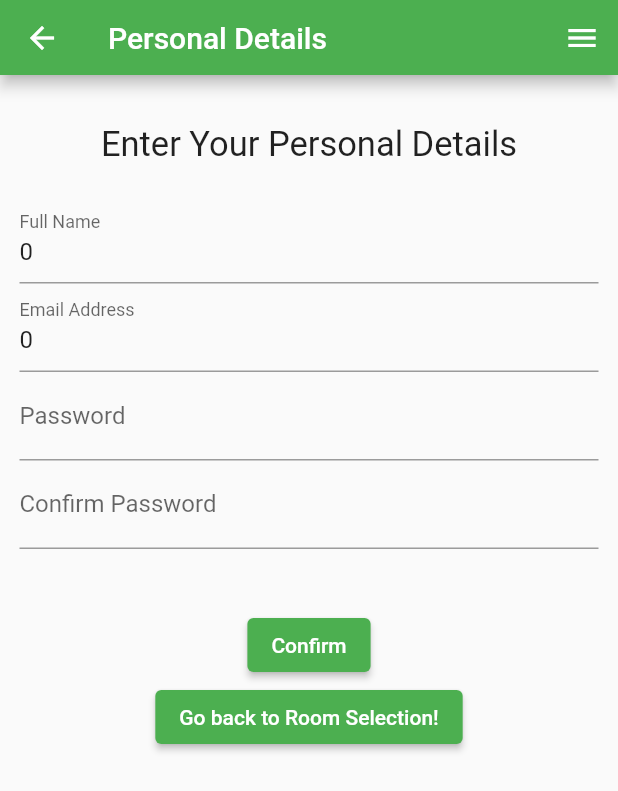
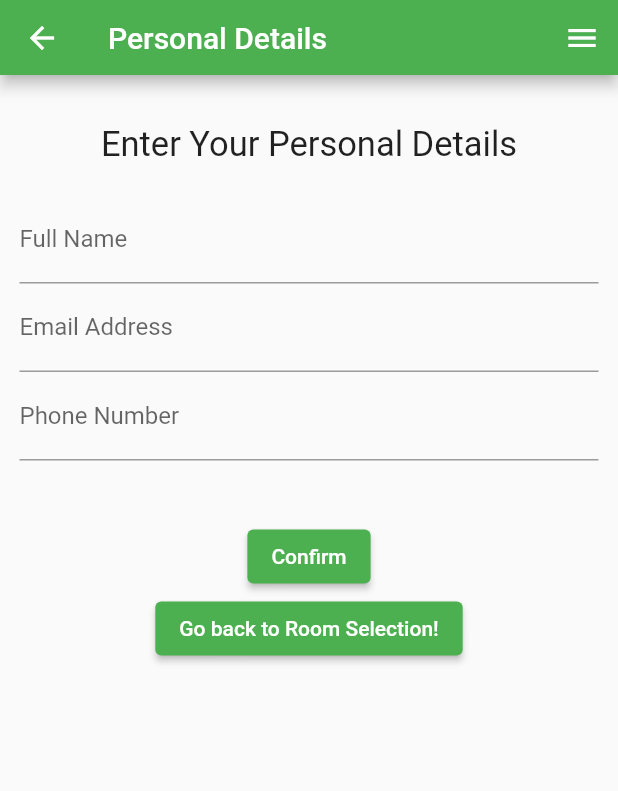
Before and after one commit to jwelbeck52/RestWell-Hotel, a Flutter app: the PersonalDetailsScreen screen opened directly with empty values, on a phone screen of 412 x 824 dp. Shown: the top 791 px of the screen. Run offline on Flutter 3.47's test engine with Material 2 defaults, Android fonts, the phone set to English and light mode, and no system bars; drawn by our look-alikes of flutter_form_builder; our stand-ins replace shared_preferences; missing offline and left inert: shared_preferences_web; accounts and stored records are empty.

Commit message:
feat: add local storage for phone and email

```diff
--- a/lib/screens/confirm_details.dart
+++ b/lib/screens/confirm_details.dart
@@ -12,6 +12,7 @@ class DetailsConfirmationScreen extends StatefulWidget {
 class _DetailsConfirmationScreenState extends State<DetailsConfirmationScreen> {
   String fullName = '',
       email = '',
+      phone = '',
       noOfSingle = '',
       noOfDouble = '',
       noOfExecutive = '',
@@ -30,6 +31,7 @@ class _DetailsConfirmationScreenState extends State<DetailsConfirmationScreen> {
   getData() async {
     fullName = data['fullName'] ?? "empty";
     email = data['email'] ?? "empty";
+    phone = data['phone'] ?? "empty";
     noOfSingle = data['single'] ?? "0";
     noOfDouble = data['double'] ?? "0";
     noOfExecutive = data['executive'] ?? "0";
@@ -122,7 +124,7 @@ class _DetailsConfirmationScreenState extends State<DetailsConfirmationScreen> {
                       SizedBox(
                         width: 25,
                       ),
-                      Text('+44 1231578541',
+                      Text(phone,
                           style: TextStyle(fontWeight: FontWeight.bold)),
                     ],
                   ),
--- a/lib/screens/home.dart
+++ b/lib/screens/home.dart
@@ -14,9 +14,9 @@ class _HomeScreenState extends State<HomeScreen> {
   DateTime selectedStartDate = DateTime.now();
   DateTime selectedendDate = DateTime.now().add(const Duration(days: 2));
   final _formKey = GlobalKey<FormBuilderState>();
-  final childerncontrollter = TextEditingController();
+  final childerncontrollter = TextEditingController()..text = '0';
   final adultcontroller = TextEditingController()..text = '0';
-  final datecontroller = TextEditingController()..text = '0';
+  final datecontroller = TextEditingController();
 
   @override
   void initState() {
--- a/lib/screens/personal_details.dart
+++ b/lib/screens/personal_details.dart
@@ -10,21 +10,42 @@ class PersonalDetailsScreen extends StatefulWidget {
 }
 
 class _PersonalDetailsScreenState extends State<PersonalDetailsScreen> {
-  final fullNameController = TextEditingController()..text = '0';
-  final emailController = TextEditingController()..text = '0';
   String single = '',
       double = '',
       executive = '',
       dateRange = '',
       adults = '',
-      children = '';
+      children = '',
+      storedName = '',
+      storedEmail = '',
+      storedPhone = '';
+
+  var fullNameController, emailController, phoneController;
 
   Map data = {};
+
+  @override
+  initState() {
+    getStoredData();
+  }
+
+  getStoredData() async {
+    SharedPreferences storedData = await SharedPreferences.getInstance();
+    setState(() {
+      storedName = storedData.getString('fullName') ?? '';
+      storedEmail = storedData.getString('email') ?? '';
+      storedPhone = storedData.getString('phone') ?? '';
+      fullNameController = TextEditingController()..text = storedName;
+      emailController = TextEditingController()..text = storedEmail;
+      phoneController = TextEditingController()..text = storedPhone;
+    });
+  }
 
   void saveData() async {
     SharedPreferences data = await SharedPreferences.getInstance();
     data.setString('fullName', fullNameController.text);
-    // data.setString('email', emailController.text);
+    data.setString('email', emailController.text);
+    data.setString('phone', phoneController.text);
   }
 
   void getData() {
@@ -90,31 +111,42 @@ class _PersonalDetailsScreenState extends State<PersonalDetailsScreen> {
                         ),
                       ),
                       FormBuilderTextField(
-                        name: 'password',
-                        obscureText: true,
-                        enableSuggestions: false,
-                        autocorrect: false,
+                        name: 'phone',
+                        controller: phoneController,
                         decoration: InputDecoration(
-                          labelText: 'Password',
+                          labelText: 'Phone Number',
                           // labelStyle: TextStyle(
                           //   color: Colors.black,
                           //   fontSize: 22,
                           // )
                         ),
                       ),
-                      FormBuilderTextField(
-                        name: 'confirmPassword',
-                        obscureText: true,
-                        enableSuggestions: false,
-                        autocorrect: false,
-                        decoration: InputDecoration(
-                          labelText: 'Confirm Password',
-                          // labelStyle: TextStyle(
-                          //   color: Colors.black,
-                          //   fontSize: 22,
-                          // )
-                        ),
-                      ),
+                      // FormBuilderTextField(
+                      //   name: 'password',
+                      //   obscureText: true,
+                      //   enableSuggestions: false,
+                      //   autocorrect: false,
+                      //   decoration: InputDecoration(
+                      //     labelText: 'Password',
+                      //     // labelStyle: TextStyle(
+                      //     //   color: Colors.black,
+                      //     //   fontSize: 22,
+                      //     // )
+                      //   ),
+                      // ),
+                      // FormBuilderTextField(
+                      //   name: 'confirmPassword',
+                      //   obscureText: true,
+                      //   enableSuggestions: false,
+                      //   autocorrect: false,
+                      //   decoration: InputDecoration(
+                      //     labelText: 'Confirm Password',
+                      //     // labelStyle: TextStyle(
+                      //     //   color: Colors.black,
+                      //     //   fontSize: 22,
+                      //     // )
+                      //   ),
+                      // ),
                       SizedBox(
                         height: 40,
                       ),
@@ -126,6 +158,7 @@ class _PersonalDetailsScreenState extends State<PersonalDetailsScreen> {
                               arguments: {
                                 "fullName": fullNameController.text,
                                 "email": emailController.text,
+                                "phone": phoneController.text,
                                 "single": single,
                                 "double": double,
                                 "executive": executive,
```
Also changed, not shown: 1 other file.
